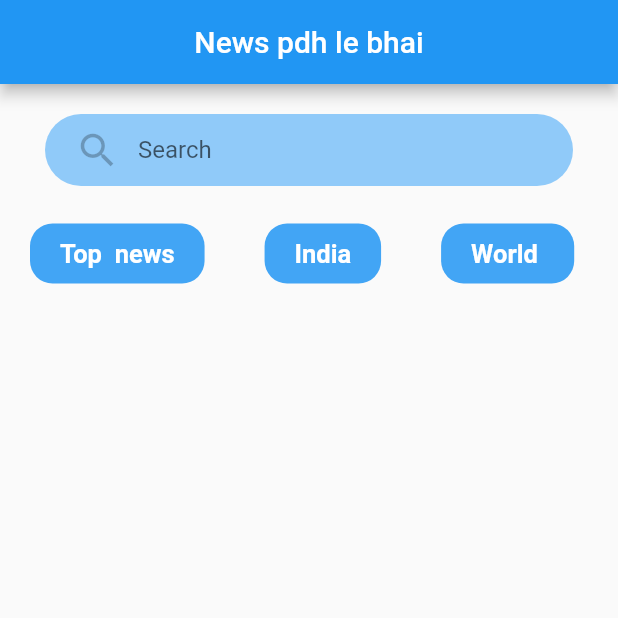
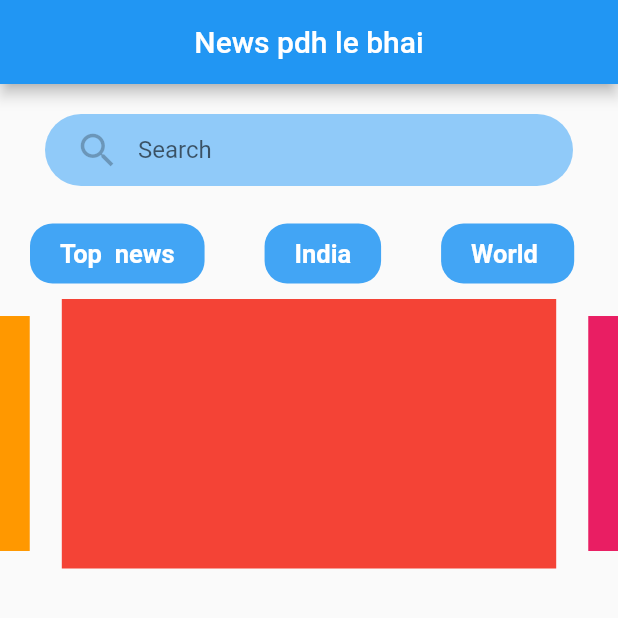
Before and after one commit to HarshGupta0/Get_News, a Flutter app: the screen it shows after launch, on a phone screen of 412 x 824 dp, the top half of it. Run offline on Flutter 3.47's test engine with Material 2 defaults, Android fonts, the phone set to English and light mode, and no system bars; drawn by our look-alikes of carousel_slider.

```diff
--- a/lib/home.dart
+++ b/lib/home.dart
@@ -1,5 +1,6 @@
+import 'package:carousel_slider/carousel_slider.dart';
 import 'package:flutter/material.dart';
-
+import 'package:carousel_slider/carousel_controller.dart';
 class Home extends StatefulWidget {
   const Home({Key? key}) : super(key: key);
 
@@ -54,7 +55,7 @@ class _HomeState extends State<Home> {
                              search=value;
                            });
                           },
-        // onsubmittes isliye use krte hein taki textinputaction se input string value ko use kr sake serach k liye
+        // onsubmitted isliye use krte hein taki textinputaction se input string value ko use kr sake serach k liye
                           textInputAction: TextInputAction.search,//adding go or search many icon to phones keyboard
                           keyboardType: TextInputType.multiline,
                           minLines: 1, // Normal textInputField will be displayed
@@ -72,12 +73,18 @@ class _HomeState extends State<Home> {
                 // Text('$search'),
                 Container(
                   height: 60,
+                  //The ListView.builder constructor takes an IndexedWidgetBuilder,
+                  // which builds the children on demand. This constructor is appropriate for
+                  // list views with a large (or infinite) number of children because the builder
+                  // is called only for those children that are actually visible.
                   child: ListView.builder(
                     shrinkWrap: true,
                     scrollDirection: Axis.horizontal,
                     itemCount: navBarIteam.length,
                     itemBuilder:(context,index){
                       return InkWell(
+                        //basically inkwell responses krta hei touch ko and then unke according hum kuch
+                        //action krwa skte hein....
                         onTap: (){
                           print(navBarIteam[index]);
                         },
@@ -101,6 +108,26 @@ class _HomeState extends State<Home> {
                     },
                   ),
                 ),
+                CarouselSlider(
+                  items: items.map((item){
+                    return Builder(
+                        builder:(BuildContext context){
+                          return InkWell(
+                            child: Container(
+                              decoration: BoxDecoration(
+                                color: item,
+                              ),
+                            ),
+                          );
+                        }
+                    );
+                  }).toList(),
+                  options: CarouselOptions(
+                    height: 180,
+                    autoPlay: true,
+                    enlargeCenterPage: true,
+                  ),
+                )
               ],
             ),
           ),
@@ -108,4 +135,5 @@ class _HomeState extends State<Home> {
       ),
     );
   }
+  final List items=[Colors.red,Colors.pink,Colors.purple,Colors.orange];
 }
--- a/pubspec.yaml
+++ b/pubspec.yaml
@@ -36,6 +36,7 @@ dependencies:
   # The following adds the Cupertino Icons font to your application.
   # Use with the CupertinoIcons class for iOS style icons.
   cupertino_icons: ^1.0.2
+  carousel_slider: ^4.2.1
 
 dev_dependencies:
   flutter_test:
```
Also changed, not shown: pubspec.lock.
